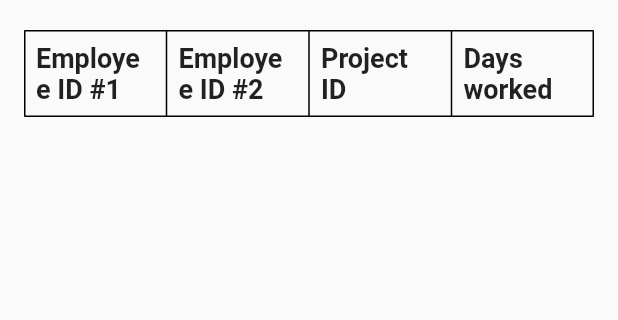
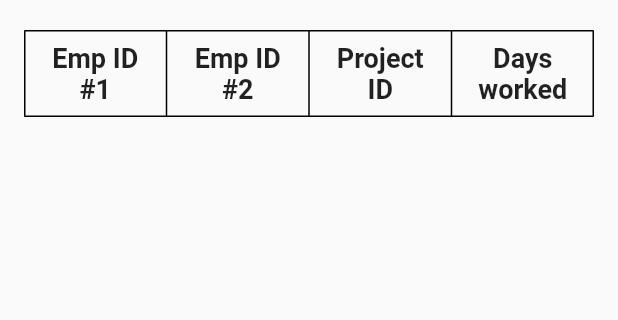
Before and after one commit to JaklinB/Jaklin-Basheva-employees, a Flutter app: the TableLayout widget shown alone on an empty page, opened directly with empty values, on a phone screen of 412 x 824 dp, the part 93-413 px from its top. Run offline on Flutter 3.47's test engine with Material 2 defaults, Android fonts, the phone set to English and light mode, and no system bars; our stand-ins replace carousel_slider, csv, file_picker.

Commit message:
format table

```diff
--- a/lib/ui/table.dart
+++ b/lib/ui/table.dart
@@ -27,8 +27,8 @@ class _TableLayoutState extends State<TableLayout> {
             border: TableBorder.all(width: 1.0),
             children: [
               TableRow(children: [
-                buildHeaderTableCell('Employee ID #1'),
-                buildHeaderTableCell('Employee ID #2'),
+                buildHeaderTableCell('Emp ID #1'),
+                buildHeaderTableCell('Emp ID #2'),
                 buildHeaderTableCell('Project ID'),
                 buildHeaderTableCell('Days worked'),
               ]),
@@ -146,6 +146,7 @@ class _TableLayoutState extends State<TableLayout> {
         padding: const EdgeInsets.all(8.0),
         child: Text(
           text,
+          textAlign: TextAlign.center,
           style: const TextStyle(
             fontSize: 18,
             fontWeight: FontWeight.bold,
@@ -161,6 +162,7 @@ class _TableLayoutState extends State<TableLayout> {
             padding: const EdgeInsets.all(8.0),
             child: Text(
               text,
+              textAlign: TextAlign.center,
               style: const TextStyle(fontSize: 20.0),
             )));
   }
```
